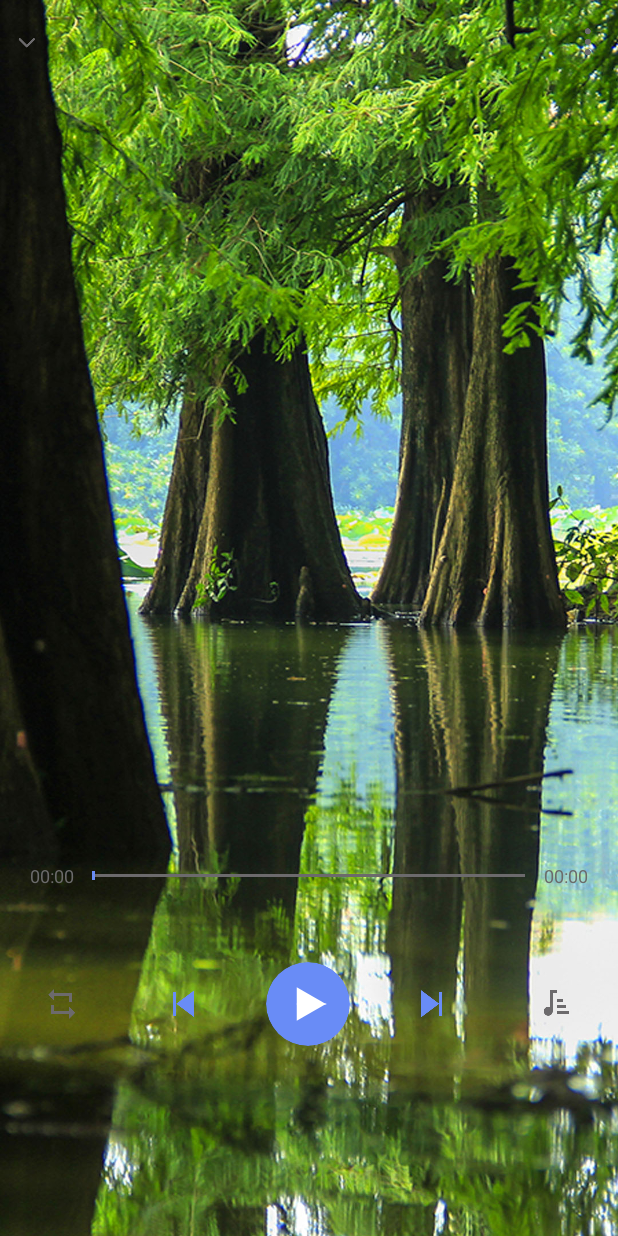
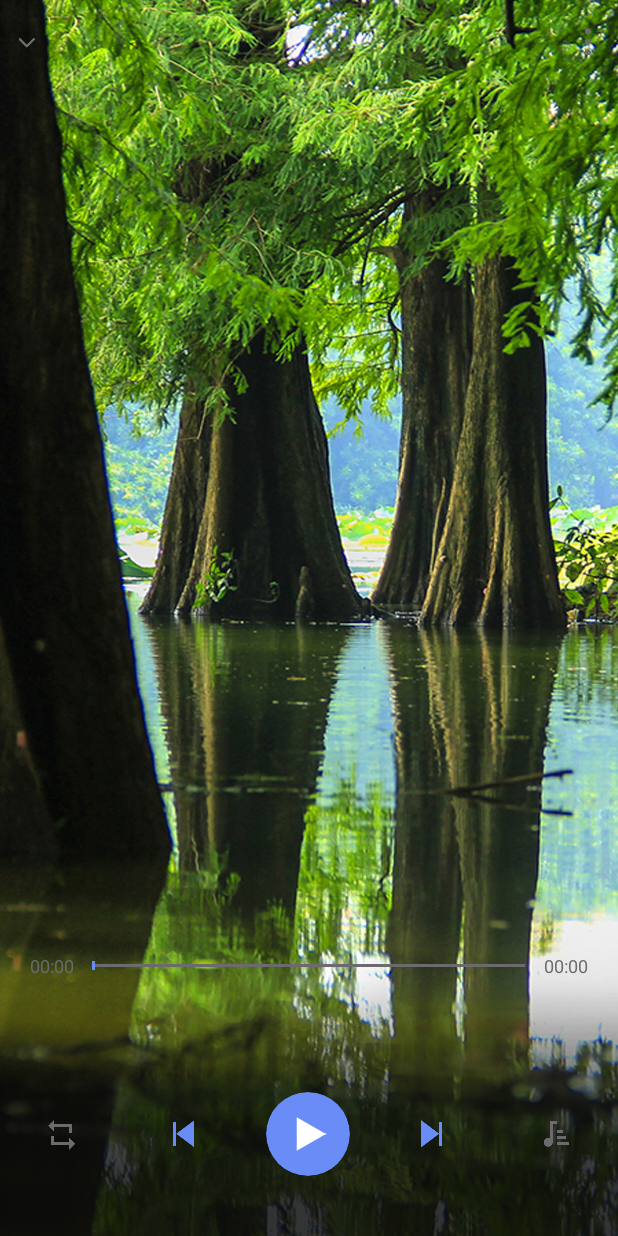
Before and after one commit to liangke21/yuehaoting, an Android app: the PlayActivity screen opened directly, with no data from a screen before it, on a phone screen of 412 x 824 dp. Run offline under Robolectric (Android 15) with nearby library versions, the phone set to English and light mode, and no system bars; our stand-ins replace RxJava, Timber; libraries missing offline, so code that uses them is left out: androidx.palette.graphics; pictures from the network do not load; 5 statements that could not run were skipped.

Commit message:
播放控件背景

```diff
--- a/app/src/main/res/layout/play_activity.xml
+++ b/app/src/main/res/layout/play_activity.xml
@@ -51,6 +51,13 @@
           android:layout_above="@id/ll_play_indicator"/>
       </RelativeLayout>
     </RelativeLayout>
+
+    <LinearLayout
+      android:layout_width="match_parent"
+      android:layout_height="0dp"
+      android:layout_weight="3"
+      android:background="@drawable/play_play_background"
+      android:orientation="vertical">
     <RelativeLayout
       android:layout_width="match_parent"
       android:layout_height="0dp"
@@ -91,13 +98,15 @@
         android:textColor="@color/play_time_text_color"/>
     </RelativeLayout>
     <!--播放控件-->
+
     <include layout="@layout/play_play_layout"
       android:id="@+id/layout_play_layout"/>
 
-    <RelativeLayout
+    </LinearLayout>
+   <!-- <RelativeLayout
       android:layout_width="match_parent"
       android:layout_height="0dp"
-      android:layout_weight="1.5"/>
+      android:layout_weight="1.5"/>-->
   </LinearLayout>
 
 
```
Also changed, not shown: app/src/main/java/com/example/yuehaoting/playInterface/activity/PlayActivity.kt (+6 -4 lines), app/src/main/res/drawable-xxhdpi/play_play_background.png (added).
